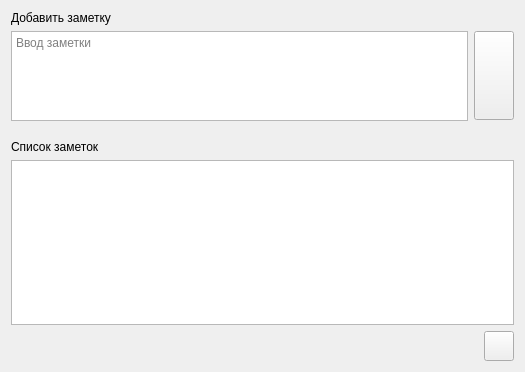
okostynchuk/Outcall, file NotesDialog.ui: the form before one commit.
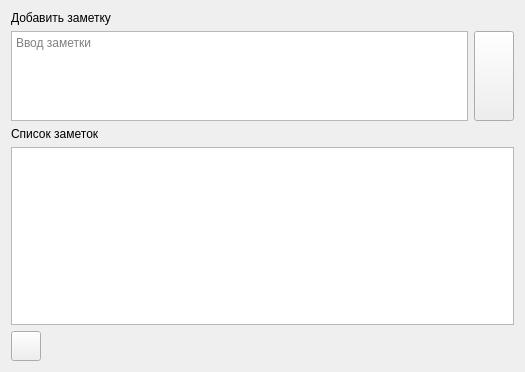
The form after the commit. Icons and pictures are not drawn.

```diff
--- a/NotesDialog.ui
+++ b/NotesDialog.ui
@@ -23,21 +23,47 @@
    <iconset resource="images.qrc">
     <normaloff>:/images/outcall-logo.png</normaloff>:/images/outcall-logo.png</iconset>
   </property>
-  <layout class="QGridLayout" name="gridLayout_5">
-   <item row="0" column="0">
-    <layout class="QGridLayout" name="gridLayout_2">
-     <item row="0" column="0">
       <layout class="QGridLayout" name="gridLayout_3">
        <item row="0" column="0">
-        <widget class="QLabel" name="label">
+    <layout class="QGridLayout" name="gridLayout_2">
+     <item row="1" column="0">
+      <widget class="QPushButton" name="updateButton">
+       <property name="minimumSize">
+        <size>
+         <width>30</width>
+         <height>30</height>
+        </size>
+       </property>
+       <property name="maximumSize">
+        <size>
+         <width>30</width>
+         <height>30</height>
+        </size>
+       </property>
+       <property name="toolTip">
+        <string>Обновить</string>
+       </property>
          <property name="text">
-          <string>Добавить заметку</string>
+        <string/>
+       </property>
+       <property name="icon">
+        <iconset resource="images.qrc">
+         <normaloff>:/images/refresh_R.png</normaloff>:/images/refresh_R.png</iconset>
+       </property>
+       <property name="iconSize">
+        <size>
+         <width>27</width>
+         <height>27</height>
+        </size>
+       </property>
+       <property name="autoDefault">
+        <bool>false</bool>
          </property>
         </widget>
        </item>
-       <item row="1" column="0">
-        <layout class="QGridLayout" name="gridLayout_4">
          <item row="0" column="0">
+      <layout class="QGridLayout" name="gridLayout">
+       <item row="1" column="0">
           <widget class="QTextEdit" name="textEdit">
            <property name="minimumSize">
             <size>
@@ -72,18 +98,18 @@
            </property>
           </widget>
          </item>
-         <item row="0" column="1">
+       <item row="1" column="1">
           <widget class="QPushButton" name="saveButton">
            <property name="minimumSize">
             <size>
              <width>30</width>
-             <height>78</height>
+           <height>90</height>
             </size>
            </property>
            <property name="maximumSize">
             <size>
              <width>50</width>
-             <height>89</height>
+           <height>90</height>
             </size>
            </property>
            <property name="focusPolicy">
@@ -110,81 +136,7 @@
            </property>
           </widget>
          </item>
-         <item row="1" column="0" colspan="2">
-          <spacer name="verticalSpacer">
-           <property name="orientation">
-            <enum>Qt::Vertical</enum>
-           </property>
-           <property name="sizeHint" stdset="0">
-            <size>
-             <width>20</width>
-             <height>40</height>
-            </size>
-           </property>
-          </spacer>
-         </item>
-        </layout>
-       </item>
-      </layout>
-     </item>
-     <item row="1" column="0">
-      <layout class="QGridLayout" name="gridLayout">
-       <item row="2" column="1">
-        <widget class="QPushButton" name="updateButton">
-         <property name="minimumSize">
-          <size>
-           <width>30</width>
-           <height>30</height>
-          </size>
-         </property>
-         <property name="maximumSize">
-          <size>
-           <width>30</width>
-           <height>30</height>
-          </size>
-         </property>
-         <property name="toolTip">
-          <string>Обновить</string>
-         </property>
-         <property name="text">
-          <string/>
-         </property>
-         <property name="icon">
-          <iconset resource="images.qrc">
-           <normaloff>:/images/refresh_R.png</normaloff>:/images/refresh_R.png</iconset>
-         </property>
-         <property name="iconSize">
-          <size>
-           <width>27</width>
-           <height>27</height>
-          </size>
-         </property>
-         <property name="autoDefault">
-          <bool>false</bool>
-         </property>
-        </widget>
-       </item>
-       <item row="2" column="0">
-        <spacer name="horizontalSpacer">
-         <property name="orientation">
-          <enum>Qt::Horizontal</enum>
-         </property>
-         <property name="sizeHint" stdset="0">
-          <size>
-           <width>40</width>
-           <height>20</height>
-          </size>
-         </property>
-        </spacer>
-       </item>
-       <item row="0" column="0" colspan="2">
-        <widget class="QLabel" name="label_2">
-         <property name="text">
-          <string>Список заметок</string>
-         </property>
-        </widget>
-       </item>
-       <item row="1" column="0" colspan="2">
+       <item row="3" column="0" colspan="2">
         <widget class="QTableView" name="tableView">
          <property name="enabled">
           <bool>true</bool>
@@ -206,6 +158,20 @@
          </property>
         </widget>
        </item>
+       <item row="2" column="0" colspan="2">
+        <widget class="QLabel" name="label_2">
+         <property name="text">
+          <string>Список заметок</string>
+         </property>
+        </widget>
+       </item>
+       <item row="0" column="0" colspan="2">
+        <widget class="QLabel" name="label">
+         <property name="text">
+          <string>Добавить заметку</string>
+         </property>
+        </widget>
+       </item>
       </layout>
      </item>
     </layout>
```
Left out of the diff: 2 changed lines with no effect on the pictures. Lines whose indentation alone changed are shown as unchanged.
